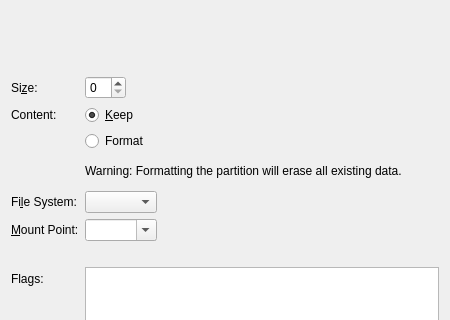
Qt form src/modules/partition/gui/EditExistingPartitionDialog.ui (calamares/calamares) before a commit; both pictures show x 0 to 450 and y 0 to 320 of the 450 by 579 pixel window.
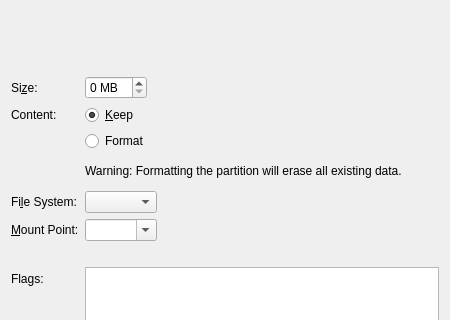
The same form after that commit. Custom widgets are drawn as their Qt base class.

Commit message:
Add "MB" suffix to the "edit partition" size box.
Makes it easier to know which unit Calamares is using when
resizing a partition. The "Create partition" dialog has
it already.

```diff
--- a/src/modules/partition/gui/EditExistingPartitionDialog.ui
+++ b/src/modules/partition/gui/EditExistingPartitionDialog.ui
@@ -124,7 +124,11 @@
       </widget>
      </item>
      <item row="1" column="1">
-      <widget class="QSpinBox" name="sizeSpinBox"/>
+      <widget class="QSpinBox" name="sizeSpinBox">
+       <property name="suffix">
+        <string> MB</string>
+       </property>
+      </widget>
      </item>
      <item row="5" column="0">
       <widget class="QLabel" name="fileSystemLabel">
```
